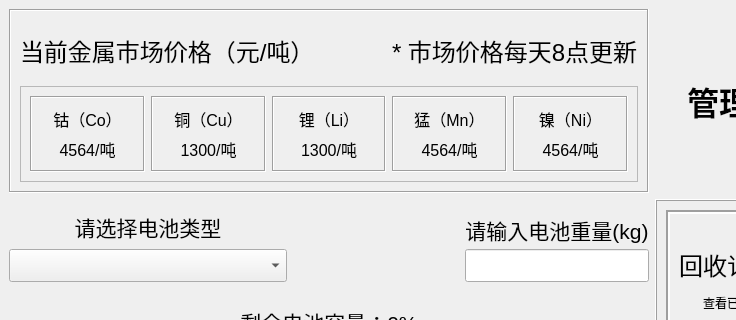
RipplesDance/WasteMetalRecoverySystem, file mainwindow.ui: the form before one commit; both pictures show x 0 to 736 and y 0 to 320 of the 856 by 680 pixel window.
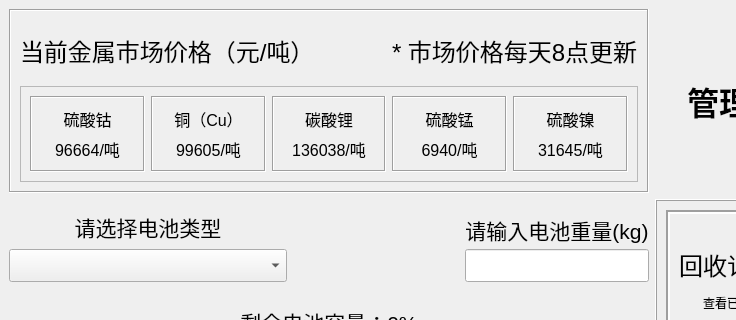
The form after the commit.

Patch:
```diff
--- a/mainwindow.ui
+++ b/mainwindow.ui
@@ -119,7 +119,7 @@
                   </font>
                  </property>
                  <property name="text">
-                  <string>钴（Co）</string>
+                  <string>硫酸钴</string>
                  </property>
                  <property name="alignment">
                   <set>Qt::AlignCenter</set>
@@ -134,7 +134,7 @@
                   </font>
                  </property>
                  <property name="text">
-                  <string>4564/吨</string>
+                  <string>96664/吨</string>
                  </property>
                  <property name="alignment">
                   <set>Qt::AlignCenter</set>
@@ -176,7 +176,7 @@
                   </font>
                  </property>
                  <property name="text">
-                  <string>1300/吨</string>
+                  <string>99605/吨</string>
                  </property>
                  <property name="alignment">
                   <set>Qt::AlignCenter</set>
@@ -203,7 +203,7 @@
                   </font>
                  </property>
                  <property name="text">
-                  <string>锂（Li）</string>
+                  <string>碳酸锂</string>
                  </property>
                  <property name="alignment">
                   <set>Qt::AlignCenter</set>
@@ -218,7 +218,7 @@
                   </font>
                  </property>
                  <property name="text">
-                  <string>1300/吨</string>
+                  <string>136038/吨</string>
                  </property>
                  <property name="alignment">
                   <set>Qt::AlignCenter</set>
@@ -245,7 +245,7 @@
                   </font>
                  </property>
                  <property name="text">
-                  <string>猛（Mn）</string>
+                  <string>硫酸锰</string>
                  </property>
                  <property name="alignment">
                   <set>Qt::AlignCenter</set>
@@ -260,7 +260,7 @@
                   </font>
                  </property>
                  <property name="text">
-                  <string>4564/吨</string>
+                  <string>6940/吨</string>
                  </property>
                  <property name="alignment">
                   <set>Qt::AlignCenter</set>
@@ -287,7 +287,7 @@
                   </font>
                  </property>
                  <property name="text">
-                  <string>镍（Ni）</string>
+                  <string>硫酸镍</string>
                  </property>
                  <property name="alignment">
                   <set>Qt::AlignCenter</set>
@@ -302,7 +302,7 @@
                   </font>
                  </property>
                  <property name="text">
-                  <string>4564/吨</string>
+                  <string>31645/吨</string>
                  </property>
                  <property name="alignment">
                   <set>Qt::AlignCenter</set>
```
